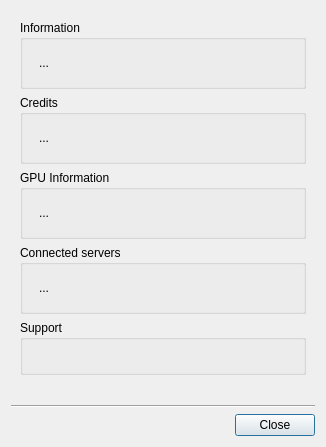
Old version of the form client/libclient/src/ui/dialogs/about_dialog.ui in the repository networkoptix/nx_open.
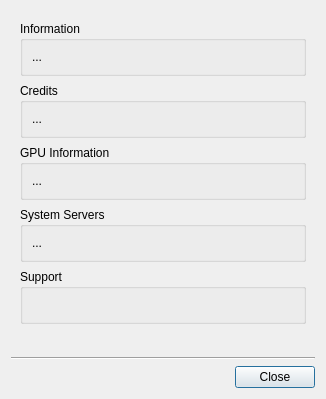
New version of the form.

Commit message:
VMS-2355 - wrong server is dispalyed in connected servers section of the About window
Fixed title to be consistent with data

<==== Mercurial data ====>
Branch: dev_3.0.0_gui

Diff of the .ui file:
```diff
--- a/client/libclient/src/ui/dialogs/about_dialog.ui
+++ b/client/libclient/src/ui/dialogs/about_dialog.ui
@@ -41,21 +41,6 @@
          <bool>true</bool>
         </property>
         <layout class="QVBoxLayout" name="verticalLayout_2">
-         <property name="spacing">
-          <number>8</number>
-         </property>
-         <property name="leftMargin">
-          <number>16</number>
-         </property>
-         <property name="topMargin">
-          <number>16</number>
-         </property>
-         <property name="rightMargin">
-          <number>16</number>
-         </property>
-         <property name="bottomMargin">
-          <number>16</number>
-         </property>
          <item>
           <widget class="QLabel" name="versionLabel">
            <property name="sizePolicy">
@@ -90,21 +75,6 @@
          <bool>true</bool>
         </property>
         <layout class="QVBoxLayout" name="verticalLayout_3">
-         <property name="spacing">
-          <number>8</number>
-         </property>
-         <property name="leftMargin">
-          <number>16</number>
-         </property>
-         <property name="topMargin">
-          <number>16</number>
-         </property>
-         <property name="rightMargin">
-          <number>16</number>
-         </property>
-         <property name="bottomMargin">
-          <number>16</number>
-         </property>
          <item>
           <widget class="QLabel" name="creditsLabel">
            <property name="sizePolicy">
@@ -139,21 +109,6 @@
          <bool>true</bool>
         </property>
         <layout class="QVBoxLayout" name="verticalLayout_4">
-         <property name="spacing">
-          <number>8</number>
-         </property>
-         <property name="leftMargin">
-          <number>16</number>
-         </property>
-         <property name="topMargin">
-          <number>16</number>
-         </property>
-         <property name="rightMargin">
-          <number>16</number>
-         </property>
-         <property name="bottomMargin">
-          <number>16</number>
-         </property>
          <item>
           <widget class="QLabel" name="gpuLabel">
            <property name="sizePolicy">
@@ -182,27 +137,12 @@
          </sizepolicy>
         </property>
         <property name="title">
-         <string>Connected servers</string>
+         <string>System Servers</string>
         </property>
         <property name="flat">
          <bool>true</bool>
         </property>
         <layout class="QVBoxLayout" name="verticalLayout_5">
-         <property name="spacing">
-          <number>8</number>
-         </property>
-         <property name="leftMargin">
-          <number>16</number>
-         </property>
-         <property name="topMargin">
-          <number>16</number>
-         </property>
-         <property name="rightMargin">
-          <number>16</number>
-         </property>
-         <property name="bottomMargin">
-          <number>16</number>
-         </property>
          <item>
           <widget class="QLabel" name="serversLabel">
            <property name="sizePolicy">
```
The commit also changes 1 other file.
